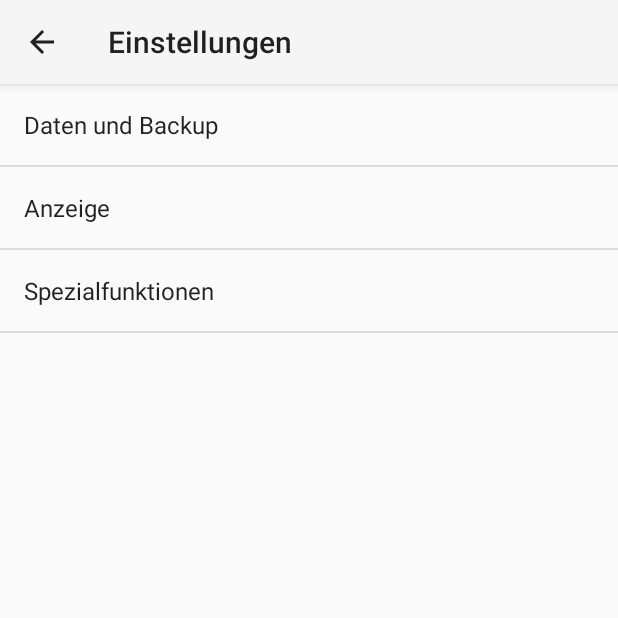
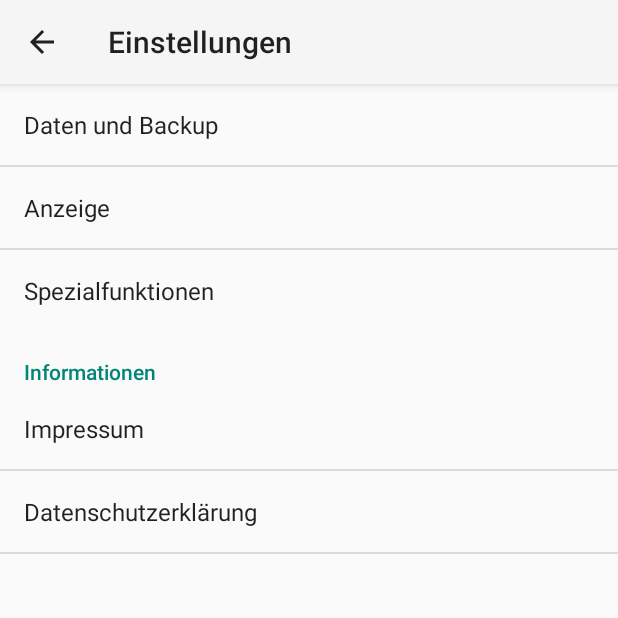
Before and after one commit to avinum/android-Stechuhr, an Android app: the screen it shows after launch (SettingsActivity), after a tap on "Einstellungen", on a phone screen of 412 x 824 dp, the top half of it. Run offline under Robolectric (Android 15) with nearby library versions, the light colour scheme and no system bars.

Commit message:
Legal Notice Added. Launch Prepared. Version 009

```diff
--- a/app/build.gradle
+++ b/app/build.gradle
@@ -8,8 +8,8 @@ android {
         applicationId "de.dihco.android.stechuhr"
         minSdkVersion 19
         targetSdkVersion 21
-        versionCode 8
-        versionName "0.8"
+        versionCode 9
+        versionName "0.9"
     }
     buildTypes {
         release {
--- a/app/src/main/java/de/dihco/android/stechuhr/DatabaseHelper.java
+++ b/app/src/main/java/de/dihco/android/stechuhr/DatabaseHelper.java
@@ -84,4 +84,9 @@ public class DatabaseHelper extends SQLiteOpenHelper {
     public void deleteAll() {
         sqliteDatabase.delete("actionlog",null,null );
     }
+
+    public boolean isDatabaseEmpty(){
+        Cursor cursor = sqliteDatabase.query("actionlog", new String[]{ "ActionCode"}, null, null , null, null, null, "1");
+        return (cursor.getCount() == 0);
+    }
 }
--- a/app/src/main/java/de/dihco/android/stechuhr/activities/MainActivity.java
+++ b/app/src/main/java/de/dihco/android/stechuhr/activities/MainActivity.java
@@ -62,7 +62,7 @@ public class MainActivity extends Activity {
             return true;
         }
 
-        if (id == R.id.action_refresh) {
+        if (id == R.id.action_Refresh) {
             fullRefresh();
             return true;
         }
@@ -112,7 +112,7 @@ public class MainActivity extends Activity {
         hasBeenSomethingShown = SetGroupState(R.id.tvGroup6_Header, R.id.tvGroup6_Text, R.id.Space6, Integer.parseInt(StechuhrApplication.getPreferences().getString("Design_Group6", "0")), !hasBeenSomethingShown) || hasBeenSomethingShown;
 
         TextView tvWelcome = (TextView) findViewById(R.id.tvWelcome);
-        if (!hasBeenSomethingShown){
+        if (!hasBeenSomethingShown && StechuhrApplication.getHelper().isDatabaseEmpty()){
             tvWelcome.setVisibility(View.VISIBLE);
             tvWelcome.setText(getString(R.string.Welcome));
         }else {
--- a/app/src/main/java/de/dihco/android/stechuhr/activities/SettingsActivity.java
+++ b/app/src/main/java/de/dihco/android/stechuhr/activities/SettingsActivity.java
@@ -67,6 +67,26 @@ public class SettingsActivity extends PreferenceActivity {
             }
         });
 
+        Preference button_action_LegalNotice = (Preference) findPreference("action_LegalNotice");
+        button_action_LegalNotice.setOnPreferenceClickListener(new Preference.OnPreferenceClickListener() {
+            @Override
+            public boolean onPreferenceClick(Preference arg0) {
+                Intent intent = new Intent(StechuhrApplication.context, LegalNoticeActivity.class);
+                startActivity(intent);
+                return true;
+            }
+        });
+
+        Preference button_action_privacyPolicy = (Preference) findPreference("action_privacyPolicy");
+        button_action_privacyPolicy.setOnPreferenceClickListener(new Preference.OnPreferenceClickListener() {
+            @Override
+            public boolean onPreferenceClick(Preference arg0) {
+                Intent intent = new Intent(StechuhrApplication.context, LegalNoticeActivity.class);
+                startActivity(intent);
+                return true;
+            }
+        });
+
 
     }
 
--- a/app/src/main/res/menu/menu_main.xml
+++ b/app/src/main/res/menu/menu_main.xml
@@ -2,7 +2,7 @@
     xmlns:tools="http://schemas.android.com/tools"
     tools:context=".MainActivity">
     <item
-        android:id="@+id/action_refresh"
+        android:id="@+id/action_Refresh"
         android:icon="@drawable/ic_refresh"
         android:orderInCategory="300"
         android:showAsAction="always"
--- a/app/src/main/res/values/strings.xml
+++ b/app/src/main/res/values/strings.xml
@@ -47,9 +47,16 @@
 
     <!--State Text-->
     <string name="notWorked">Nicht gearbeitet</string>
-    <string name="Welcome">Willkommen in der Stechuhr App.\n\nSie können mit den Buttons im oberen Bereich ihre Arbeitszeit stoppen. In den Einstellungen können Sie festlegen welche Informationen hier im unteren Bereich angezeigt werden sollen. Standardmäßig werden der aktuelle Tag, Woche und Monat angezeigt, sobald sie das erste mal gearbeitet haben.\n\nViel Spaß mit der App.\ndihco.de Entwicklerteam</string>
+    <string name="Welcome">Willkommen in der Stechuhr App.\n\nSie können mit den Buttons im oberen Bereich Ihre Arbeitszeit erfassen. In den Einstellungen können Sie festlegen, welche Informationen hier im unteren Bereich angezeigt werden sollen. Standardmäßig werden der aktuelle Tag, Woche und Monat angezeigt, sobald sie das erste mal gearbeitet haben.\n\nViel Spaß mit der App.\ndihco.de Entwicklerteam</string>
 
     <!--generated-->
     <string name="dataSource">Datenquelle:</string>
 
+    <string name="hello_world">Hello world!</string>
+    <string name="action_settings">Settings</string>
+    <string name="legalNoticeContent">Martin Wegner\nOststr. 30\n99086 Erfurt\nDeutschland\n0170/2303733\nsupport@dihco.de</string>
+    <string name="legalNotice">Impressum</string>
+    <string name="privacyPolicy">Datenschutzerklärung</string>
+    <string name="privacyPolicyContent">Es werden keine Daten des Nutzer automatisch an die Entwickler der App oder dritte Parteien gesendet.\n\nAlle Daten der App werden in einer SQLite Datenbank auf dem Gerät gespeichert. Diese Daten können laut Android Entwickler Hilfe nur durch die App selbst gelesen werden. Eine Garantie darauf besteht jedoch nicht.\n\nDer Nutzer kann Backups oder Zusammenfassungen lokal erstellen. Dieser Vorgang muss immer vom Nutzer ausgelöst werden und erfolgt nie automatisch. Die dabei entstehenden Daten werden unverschlüsselt auf dem Gerät oder der SD-Karte gespeichert. Andere Apps können möglicherweise auf diese Daten zugreifen.\n\nDer Nutzer kann Backups oder Zusammenfassungen für einen Clouddienst wie z.B. Google Drive) erstellen. Dieser Vorgang muss immer vom Nutzer ausgelöst werden und erfolgt nie automatisch. Die dabei entstehenden Daten werden möglicherweise unverschlüsselt im Klartext übertragen. Die Daten werden innerhalb des Clouddienstes unverschlüsselt gespeichert und können möglicherweise von anderen Programmen ausgelesen werden.</string>
+
 </resources>
--- a/app/src/main/res/xml/pref_general.xml
+++ b/app/src/main/res/xml/pref_general.xml
@@ -100,7 +100,6 @@
 
     <PreferenceScreen android:title="Spezialfunktionen">
         <PreferenceCategory
-            android:summary="Arbeitszeit"
             android:title="Soll-Arbeitszeit">
             <CheckBoxPreference
                 android:defaultValue="false"
@@ -136,6 +135,14 @@
         </PreferenceCategory>
     </PreferenceScreen>
 
+    <PreferenceCategory android:title="Informationen">
+        <Preference
+            android:key="action_LegalNotice"
+            android:title="@string/legalNotice" />
+        <Preference
+            android:key="action_privacyPolicy"
+            android:title="@string/privacyPolicy" />
+    </PreferenceCategory>
     <!--<PreferenceCategory-->
     <!--android:summary="Username and password information"-->
     <!--android:title="Login information" >-->
```
Also changed, not shown: app/src/main/AndroidManifest.xml (+8 -0 lines), app/src/main/java/de/dihco/android/stechuhr/activities/LegalNoticeActivity.java (added, +16 -0 lines), app/src/main/res/layout/activity_legal_notice.xml (added, +57 -0 lines), 1 other file.
